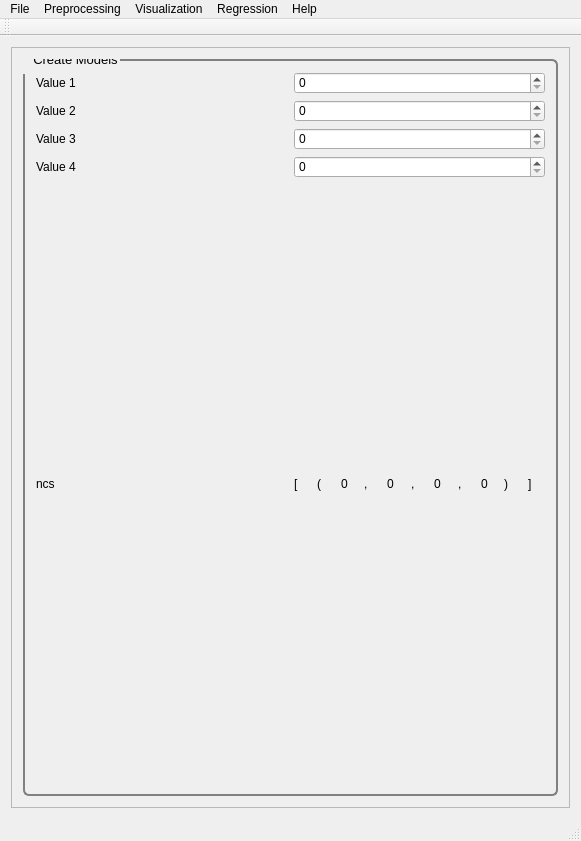
tisaconundrum2/PySAT-GUI, file src/New PYSAT_Gui/mainwindow.ui: the form before one commit.
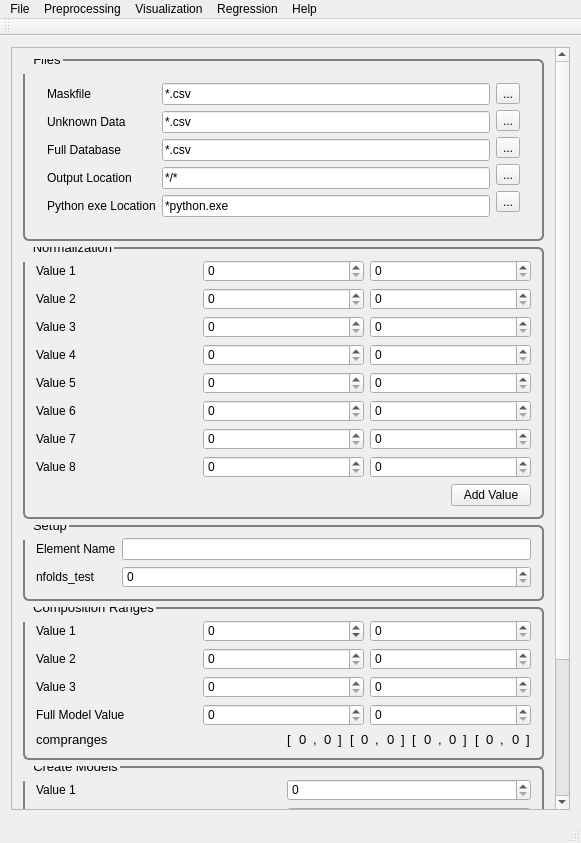
The form after the commit.

Patch:
```diff
--- a/src/New PYSAT_Gui/mainwindow.ui
+++ b/src/New PYSAT_Gui/mainwindow.ui
@@ -7,7 +7,7 @@
     <x>0</x>
     <y>0</y>
     <width>581</width>
-    <height>841</height>
+    <height>843</height>
    </rect>
   </property>
   <property name="windowTitle">
@@ -25,8 +25,8 @@
         <rect>
          <x>0</x>
          <y>0</y>
-         <width>561</width>
-         <height>768</height>
+         <width>544</width>
+         <height>949</height>
         </rect>
        </property>
        <property name="font">
@@ -49,6 +49,865 @@
 </string>
        </property>
        <layout class="QVBoxLayout" name="verticalLayout_8">
+        <item>
+         <widget class="QGroupBox" name="Files">
+          <property name="font">
+           <font>
+            <pointsize>10</pointsize>
+           </font>
+          </property>
+          <property name="title">
+           <string>Files</string>
+          </property>
+          <layout class="QVBoxLayout" name="files">
+           <item>
+            <widget class="QSplitter" name="splitter_2">
+             <property name="orientation">
+              <enum>Qt::Horizontal</enum>
+             </property>
+             <widget class="QWidget" name="layoutWidget">
+              <layout class="QHBoxLayout" name="horizontalLayout">
+               <item>
+                <layout class="QVBoxLayout" name="verticalLayout_6">
+                 <item>
+                  <widget class="QLabel" name="label_3">
+                   <property name="text">
+                    <string>Maskfile</string>
+                   </property>
+                  </widget>
+                 </item>
+                 <item>
+                  <widget class="QLabel" name="label">
+                   <property name="text">
+                    <string>Unknown Data</string>
+                   </property>
+                  </widget>
+                 </item>
+                 <item>
+                  <widget class="QLabel" name="label_2">
+                   <property name="text">
+                    <string>Full Database</string>
+                   </property>
+                  </widget>
+                 </item>
+                 <item>
+                  <widget class="QLabel" name="label_4">
+                   <property name="text">
+                    <string>Output Location</string>
+                   </property>
+                  </widget>
+                 </item>
+                 <item>
+                  <widget class="QLabel" name="label_5">
+                   <property name="text">
+                    <string>Python exe Location</string>
+                   </property>
+                  </widget>
+                 </item>
+                </layout>
+               </item>
+               <item>
+                <layout class="QVBoxLayout" name="verticalLayout_5">
+                 <item>
+                  <widget class="QLineEdit" name="lineEdit">
+                   <property name="text">
+                    <string extracomment="Make this change whenever a new file is selected">*.csv</string>
+                   </property>
+                   <property name="readOnly">
+                    <bool>true</bool>
+                   </property>
+                  </widget>
+                 </item>
+                 <item>
+                  <widget class="QLineEdit" name="lineEdit_2">
+                   <property name="text">
+                    <string extracomment="Make this change whenever a new file is selected">*.csv</string>
+                   </property>
+                   <property name="readOnly">
+                    <bool>true</bool>
+                   </property>
+                  </widget>
+                 </item>
+                 <item>
+                  <widget class="QLineEdit" name="lineEdit_3">
+                   <property name="text">
+                    <string extracomment="Make this change whenever a new file is selected">*.csv</string>
+                   </property>
+                   <property name="readOnly">
+                    <bool>true</bool>
+                   </property>
+                  </widget>
+                 </item>
+                 <item>
+                  <widget class="QLineEdit" name="lineEdit_4">
+                   <property name="text">
+                    <string extracomment="Make this change whenever a new folder is selected">*/*</string>
+                   </property>
+                   <property name="readOnly">
+                    <bool>true</bool>
+                   </property>
+                  </widget>
+                 </item>
+                 <item>
+                  <widget class="QLineEdit" name="lineEdit_6">
+                   <property name="text">
+                    <string extracomment="Make this change whenever a new folder is selected">*python.exe</string>
+                   </property>
+                   <property name="readOnly">
+                    <bool>true</bool>
+                   </property>
+                  </widget>
+                 </item>
+                </layout>
+               </item>
+               <item>
+                <layout class="QVBoxLayout" name="verticalLayout">
+                 <item>
+                  <widget class="QToolButton" name="maskFileButton">
+                   <property name="text">
+                    <string>...</string>
+                   </property>
+                  </widget>
+                 </item>
+                 <item>
+                  <widget class="QToolButton" name="unknownDataButton">
+                   <property name="text">
+                    <string>...</string>
+                   </property>
+                  </widget>
+                 </item>
+                 <item>
+                  <widget class="QToolButton" name="fullDataBaseButton">
+                   <property name="text">
+                    <string>...</string>
+                   </property>
+                  </widget>
+                 </item>
+                 <item>
+                  <widget class="QToolButton" name="outPutLocationButton">
+                   <property name="text">
+                    <string>...</string>
+                   </property>
+                  </widget>
+                 </item>
+                 <item>
+                  <widget class="QToolButton" name="pythonButton">
+                   <property name="text">
+                    <string>...</string>
+                   </property>
+                  </widget>
+                 </item>
+                </layout>
+               </item>
+              </layout>
+             </widget>
+            </widget>
+           </item>
+          </layout>
+         </widget>
+        </item>
+        <item>
+         <widget class="QGroupBox" name="Normalization">
+          <property name="font">
+           <font>
+            <pointsize>10</pointsize>
+           </font>
+          </property>
+          <property name="title">
+           <string>Normalization</string>
+          </property>
+          <layout class="QVBoxLayout" name="verticalLayout_27">
+           <item>
+            <layout class="QVBoxLayout" name="verticalLayout_26">
+             <item>
+              <layout class="QVBoxLayout" name="verticalLayout_2">
+               <item>
+                <layout class="QHBoxLayout" name="horizontalLayout_2">
+                 <item>
+                  <widget class="QLabel" name="norm_label">
+                   <property name="text">
+                    <string>Value 1</string>
+                   </property>
+                  </widget>
+                 </item>
+                 <item>
+                  <widget class="QSpinBox" name="norm_spinBox_9">
+                   <property name="maximum">
+                    <number>1000</number>
+                   </property>
+                  </widget>
+                 </item>
+                 <item>
+                  <widget class="QSpinBox" name="norm_spinBox">
+                   <property name="maximum">
+                    <number>1000</number>
+                   </property>
+                  </widget>
+                 </item>
+                </layout>
+               </item>
+              </layout>
+             </item>
+             <item>
+              <layout class="QVBoxLayout" name="verticalLayout_16">
+               <item>
+                <layout class="QHBoxLayout" name="horizontalLayout_18">
+                 <item>
+                  <widget class="QLabel" name="norm_label_2">
+                   <property name="text">
+                    <string>Value 2</string>
+                   </property>
+                  </widget>
+                 </item>
+                 <item>
+                  <widget class="QSpinBox" name="norm_spinBox_10">
+                   <property name="maximum">
+                    <number>1000</number>
+                   </property>
+                  </widget>
+                 </item>
+                 <item>
+                  <widget class="QSpinBox" name="norm_spinBox_2">
+                   <property name="maximum">
+                    <number>1000</number>
+                   </property>
+                  </widget>
+                 </item>
+                </layout>
+               </item>
+              </layout>
+             </item>
+             <item>
+              <layout class="QVBoxLayout" name="verticalLayout_20">
+               <item>
+                <layout class="QHBoxLayout" name="horizontalLayout_20">
+                 <item>
+                  <widget class="QLabel" name="norm_label_3">
+                   <property name="text">
+                    <string>Value 3</string>
+                   </property>
+                  </widget>
+                 </item>
+                 <item>
+                  <widget class="QSpinBox" name="norm_spinBox_11">
+                   <property name="maximum">
+                    <number>1000</number>
+                   </property>
+                  </widget>
+                 </item>
+                 <item>
+                  <widget class="QSpinBox" name="norm_spinBox_3">
+                   <property name="maximum">
+                    <number>1000</number>
+                   </property>
+                  </widget>
+                 </item>
+                </layout>
+               </item>
+              </layout>
+             </item>
+             <item>
+              <layout class="QVBoxLayout" name="verticalLayout_21">
+               <item>
+                <layout class="QHBoxLayout" name="horizontalLayout_22">
+                 <item>
+                  <widget class="QLabel" name="norm_label_4">
+                   <property name="text">
+                    <string>Value 4</string>
+                   </property>
+                  </widget>
+                 </item>
+                 <item>
+                  <widget class="QSpinBox" name="norm_spinBox_12">
+                   <property name="maximum">
+                    <number>1000</number>
+                   </property>
+                  </widget>
+                 </item>
+                 <item>
+                  <widget class="QSpinBox" name="norm_spinBox_4">
+                   <property name="maximum">
+                    <number>1000</number>
+                   </property>
+                  </widget>
+                 </item>
+                </layout>
+               </item>
+              </layout>
+             </item>
+             <item>
+              <layout class="QVBoxLayout" name="verticalLayout_23">
+               <item>
+                <layout class="QHBoxLayout" name="horizontalLayout_26">
+                 <item>
+                  <widget class="QLabel" name="norm_label_5">
+                   <property name="text">
+                    <string>Value 5</string>
+                   </property>
+                  </widget>
+                 </item>
+                 <item>
+                  <widget class="QSpinBox" name="norm_spinBox_13">
+                   <property name="maximum">
+                    <number>1000</number>
+                   </property>
+                  </widget>
+                 </item>
+                 <item>
+                  <widget class="QSpinBox" name="norm_spinBox_5">
+                   <property name="maximum">
+                    <number>1000</number>
+                   </property>
+                  </widget>
+                 </item>
+                </layout>
+               </item>
+              </layout>
+             </item>
+             <item>
+              <layout class="QVBoxLayout" name="verticalLayout_25">
+               <item>
+                <layout class="QHBoxLayout" name="horizontalLayout_30">
+                 <item>
+                  <widget class="QLabel" name="norm_label_6">
+                   <property name="text">
+                    <string>Value 6</string>
+                   </property>
+                  </widget>
+                 </item>
+                 <item>
+                  <widget class="QSpinBox" name="norm_spinBox_14">
+                   <property name="maximum">
+                    <number>1000</number>
+                   </property>
+                  </widget>
+                 </item>
+                 <item>
+                  <widget class="QSpinBox" name="norm_spinBox_6">
+                   <property name="maximum">
+                    <number>1000</number>
+                   </property>
+                  </widget>
+                 </item>
+                </layout>
+               </item>
+              </layout>
+             </item>
+             <item>
+              <layout class="QVBoxLayout" name="verticalLayout_24">
+               <item>
+                <layout class="QHBoxLayout" name="horizontalLayout_28">
+                 <item>
+                  <widget class="QLabel" name="norm_label_7">
+                   <property name="text">
+                    <string>Value 7</string>
+                   </property>
+                  </widget>
+                 </item>
+                 <item>
+                  <widget class="QSpinBox" name="norm_spinBox_15">
+                   <property name="maximum">
+                    <number>1000</number>
+                   </property>
+                  </widget>
+                 </item>
+                 <item>
+                  <widget class="QSpinBox" name="norm_spinBox_7">
+                   <property name="maximum">
+                    <number>1000</number>
+                   </property>
+                  </widget>
+                 </item>
+                </layout>
+               </item>
+              </layout>
+             </item>
+             <item>
+              <layout class="QVBoxLayout" name="verticalLayout_22">
+               <item>
+                <layout class="QHBoxLayout" name="horizontalLayout_24">
+                 <item>
+                  <widget class="QLabel" name="norm_label_8">
+                   <property name="text">
+                    <string>Value 8</string>
+                   </property>
+                  </widget>
+                 </item>
+                 <item>
+                  <widget class="QSpinBox" name="norm_spinBox_16">
+                   <property name="maximum">
+                    <number>1000</number>
+                   </property>
+                  </widget>
+                 </item>
+                 <item>
+                  <widget class="QSpinBox" name="norm_spinBox_8">
+                   <property name="maximum">
+                    <number>1000</number>
+                   </property>
+                  </widget>
+                 </item>
+                </layout>
+               </item>
+               <item>
+                <layout class="QHBoxLayout" name="horizontalLayout_25">
+                 <item>
+                  <spacer name="horizontalSpacer_6">
+                   <property name="orientation">
+                    <enum>Qt::Horizontal</enum>
+                   </property>
+                   <property name="sizeHint" stdset="0">
+                    <size>
+                     <width>40</width>
+                     <height>20</height>
+                    </size>
+                   </property>
+                  </spacer>
+                 </item>
+                 <item>
+                  <widget class="QPushButton" name="NormValuebutton">
+                   <property name="text">
+                    <string>Add Value</string>
+                   </property>
+                  </widget>
+                 </item>
+                </layout>
+               </item>
+              </layout>
+             </item>
+            </layout>
+           </item>
+          </layout>
+          <zorder></zorder>
+         </widget>
+        </item>
+        <item>
+         <widget class="QGroupBox" name="CrossValidation">
+          <property name="font">
+           <font>
+            <pointsize>10</pointsize>
+           </font>
+          </property>
+          <property name="title">
+           <string>Setup</string>
+          </property>
+          <layout class="QVBoxLayout" name="CrossValid">
+           <item>
+            <layout class="QHBoxLayout" name="horizontalLayout_4">
+             <item>
+              <layout class="QVBoxLayout" name="verticalLayout_11">
+               <item>
+                <widget class="QLabel" name="label_14">
+                 <property name="text">
+                  <string>Element Name</string>
+                 </property>
+                </widget>
+               </item>
+               <item>
+                <widget class="QLabel" name="label_15">
+                 <property name="text">
+                  <string>nfolds_test</string>
+                 </property>
+                </widget>
+               </item>
+              </layout>
+             </item>
+             <item>
+              <layout class="QVBoxLayout" name="verticalLayout_12">
+               <item>
+                <widget class="QLineEdit" name="elementNameLine"/>
+               </item>
+               <item>
+                <widget class="QSpinBox" name="nfolds_test"/>
+               </item>
+              </layout>
+             </item>
+            </layout>
+           </item>
+          </layout>
+         </widget>
+        </item>
+        <item>
+         <widget class="QGroupBox" name="CompRanges">
+          <property name="font">
+           <font>
+            <pointsize>10</pointsize>
+           </font>
+          </property>
+          <property name="title">
+           <string>Composition Ranges</string>
+          </property>
+          <layout class="QVBoxLayout" name="verticalLayout_7">
+           <item>
+            <layout class="QVBoxLayout" name="verticalLayout_4">
+             <item>
+              <layout class="QHBoxLayout" name="horizontalLayout_3">
+               <item>
+                <widget class="QLabel" name="label_80">
+                 <property name="text">
+                  <string>Value 1</string>
+                 </property>
+                </widget>
+               </item>
+               <item>
+                <widget class="QSpinBox" name="comp_range">
+                 <property name="minimum">
+                  <number>-100</number>
+                 </property>
+                 <property name="maximum">
+                  <number>1000</number>
+                 </property>
+                </widget>
+               </item>
+               <item>
+                <widget class="QSpinBox" name="comp_range_2">
+                 <property name="maximum">
+                  <number>1000</number>
+                 </property>
+                </widget>
+               </item>
+              </layout>
+             </item>
+             <item>
+              <layout class="QHBoxLayout" name="horizontalLayout_5">
+               <item>
+                <widget class="QLabel" name="label_81">
+                 <property name="text">
+                  <string>Value 2</string>
+                 </property>
+                </widget>
+               </item>
+               <item>
+                <widget class="QSpinBox" name="comp_range_3">
+                 <property name="maximum">
+                  <number>1000</number>
+                 </property>
+                </widget>
+               </item>
+               <item>
+                <widget class="QSpinBox" name="comp_range_4">
+                 <property name="maximum">
+                  <number>1000</number>
+                 </property>
+                </widget>
+               </item>
+              </layout>
+             </item>
+             <item>
+              <layout class="QHBoxLayout" name="horizontalLayout_7">
+               <item>
+                <widget class="QLabel" name="label_82">
+                 <property name="text">
+                  <string>Value 3</string>
+                 </property>
+                </widget>
+               </item>
+               <item>
+                <widget class="QSpinBox" name="comp_range_5">
+                 <property name="maximum">
+                  <number>1000</number>
+                 </property>
+                </widget>
+               </item>
+               <item>
+                <widget class="QSpinBox" name="comp_range_6">
+                 <property name="maximum">
+                  <number>1000</number>
+                 </property>
+                </widget>
+               </item>
+              </layout>
+             </item>
+             <item>
+              <layout class="QHBoxLayout" name="horizontalLayout_10">
+               <item>
+                <widget class="QLabel" name="label_85">
+                 <property name="text">
+                  <string>Full Model Value</string>
+                 </property>
+                </widget>
+               </item>
+               <item>
+                <widget class="QSpinBox" name="comp_range_7">
+                 <property name="maximum">
+                  <number>1000</number>
+                 </property>
+                </widget>
+               </item>
+               <item>
+                <widget class="QSpinBox" name="comp_range_8">
+                 <property name="maximum">
+                  <number>1000</number>
+                 </property>
+                </widget>
+               </item>
+              </layout>
+             </item>
+            </layout>
+           </item>
+           <item>
+            <layout class="QHBoxLayout" name="horizontalLayout_9">
+             <item>
+              <widget class="QLabel" name="label_40">
+               <property name="font">
+                <font>
+                 <pointsize>10</pointsize>
+                </font>
+               </property>
+               <property name="text">
+                <string>compranges</string>
+               </property>
+              </widget>
+             </item>
+             <item>
+              <layout class="QHBoxLayout" name="horizontalLayout_6">
+               <item>
+                <widget class="QLabel" name="label_20">
+                 <property name="font">
+                  <font>
+                   <pointsize>10</pointsize>
+                  </font>
+                 </property>
+                 <property name="text">
+                  <string>[</string>
+                 </property>
+                </widget>
+               </item>
+               <item>
+                <widget class="QLabel" name="label_21">
+                 <property name="font">
+                  <font>
+                   <pointsize>10</pointsize>
+                  </font>
+                 </property>
+                 <property name="text">
+                  <string>0</string>
+                 </property>
+                </widget>
+               </item>
+               <item>
+                <widget class="QLabel" name="label_22">
+                 <property name="font">
+                  <font>
+                   <pointsize>10</pointsize>
+                  </font>
+                 </property>
+                 <property name="text">
+                  <string>,</string>
+                 </property>
+                </widget>
+               </item>
+               <item>
+                <widget class="QLabel" name="label_23">
+                 <property name="font">
+                  <font>
+                   <pointsize>10</pointsize>
+                  </font>
+                 </property>
+                 <property name="text">
+                  <string>0</string>
+                 </property>
+                </widget>
+               </item>
+               <item>
+                <widget class="QLabel" name="label_24">
+                 <property name="font">
+                  <font>
+                   <pointsize>10</pointsize>
+                  </font>
+                 </property>
+                 <property name="text">
+                  <string>]</string>
+                 </property>
+                </widget>
+               </item>
+               <item>
+                <widget class="QLabel" name="label_27">
+                 <property name="font">
+                  <font>
+                   <pointsize>10</pointsize>
+                  </font>
+                 </property>
+                 <property name="text">
+                  <string>[</string>
+                 </property>
+                </widget>
+               </item>
+               <item>
+                <widget class="QLabel" name="label_29">
+                 <property name="font">
+                  <font>
+                   <pointsize>10</pointsize>
+                  </font>
+                 </property>
+                 <property name="text">
+                  <string>0</string>
+                 </property>
+                </widget>
+               </item>
+               <item>
+                <widget class="QLabel" name="label_28">
+                 <property name="font">
+                  <font>
+                   <pointsize>10</pointsize>
+                  </font>
+                 </property>
+                 <property name="text">
+                  <string>,</string>
+                 </property>
+                </widget>
+               </item>
+               <item>
+                <widget class="QLabel" name="label_26">
+                 <property name="font">
+                  <font>
+                   <pointsize>10</pointsize>
+                  </font>
+                 </property>
+                 <property name="text">
+                  <string>0</string>
+                 </property>
+                </widget>
+               </item>
+               <item>
+                <widget class="QLabel" name="label_25">
+                 <property name="font">
+                  <font>
+                   <pointsize>10</pointsize>
+                  </font>
+                 </property>
+                 <property name="text">
+                  <string>]</string>
+                 </property>
+                </widget>
+               </item>
+               <item>
+                <widget class="QLabel" name="label_32">
+                 <property name="font">
+                  <font>
+                   <pointsize>10</pointsize>
+                  </font>
+                 </property>
+                 <property name="text">
+                  <string>[</string>
+                 </property>
+                </widget>
+               </item>
+               <item>
+                <widget class="QLabel" name="label_30">
+                 <property name="font">
+                  <font>
+                   <pointsize>10</pointsize>
+                  </font>
+                 </property>
+                 <property name="text">
+                  <string>0</string>
+                 </property>
+                </widget>
+               </item>
+               <item>
+                <widget class="QLabel" name="label_33">
+                 <property name="font">
+                  <font>
+                   <pointsize>10</pointsize>
+                  </font>
+                 </property>
+                 <property name="text">
+                  <string>,</string>
+                 </property>
+                </widget>
+               </item>
+               <item>
+                <widget class="QLabel" name="label_34">
+                 <property name="font">
+                  <font>
+                   <pointsize>10</pointsize>
+                  </font>
+                 </property>
+                 <property name="text">
+                  <string>0</string>
+                 </property>
+                </widget>
+               </item>
+               <item>
+                <widget class="QLabel" name="label_31">
+                 <property name="font">
+                  <font>
+                   <pointsize>10</pointsize>
+                  </font>
+                 </property>
+                 <property name="text">
+                  <string>]</string>
+                 </property>
+                </widget>
+               </item>
+               <item>
+                <widget class="QLabel" name="label_39">
+                 <property name="font">
+                  <font>
+                   <pointsize>10</pointsize>
+                  </font>
+                 </property>
+                 <property name="text">
+                  <string>[</string>
+                 </property>
+                </widget>
+               </item>
+               <item>
+                <widget class="QLabel" name="label_36">
+                 <property name="font">
+                  <font>
+                   <pointsize>10</pointsize>
+                  </font>
+                 </property>
+                 <property name="text">
+                  <string>0</string>
+                 </property>
+                </widget>
+               </item>
+               <item>
+                <widget class="QLabel" name="label_37">
+                 <property name="font">
+                  <font>
+                   <pointsize>10</pointsize>
+                  </font>
+                 </property>
+                 <property name="text">
+                  <string>,</string>
+                 </property>
+                </widget>
+               </item>
+               <item>
+                <widget class="QLabel" name="label_35">
+                 <property name="font">
+                  <font>
+                   <pointsize>10</pointsize>
+                  </font>
+                 </property>
+                 <property name="text">
+                  <string>0</string>
+                 </property>
+                </widget>
+               </item>
+               <item>
+                <widget class="QLabel" name="label_38">
+                 <property name="font">
+                  <font>
+                   <pointsize>10</pointsize>
+                  </font>
+                 </property>
+                 <property name="text">
+                  <string>]</string>
+                 </property>
+                </widget>
+               </item>
+              </layout>
+             </item>
+            </layout>
+           </item>
+          </layout>
+         </widget>
+        </item>
         <item>
          <widget class="QGroupBox" name="CreateModels">
           <property name="font">
@@ -223,7 +1082,47 @@
           </layout>
          </widget>
         </item>
+        <item>
+         <widget class="QGroupBox" name="OK">
+          <layout class="QHBoxLayout" name="ok">
+           <item>
+            <spacer name="horizontalSpacer_5">
+             <property name="orientation">
+              <enum>Qt::Horizontal</enum>
+             </property>
+             <property name="sizeHint" stdset="0">
+              <size>
+               <width>40</width>
+               <height>20</height>
+              </size>
+             </property>
+            </spacer>
+           </item>
+           <item>
+            <widget class="QPushButton" name="okButton">
+             <property name="font">
+              <font>
+               <pointsize>8</pointsize>
+              </font>
+             </property>
+             <property name="mouseTracking">
+              <bool>false</bool>
+             </property>
+             <property name="text">
+              <string>OK</string>
+             </property>
+            </widget>
+           </item>
+          </layout>
+         </widget>
+        </item>
        </layout>
+       <zorder>Files</zorder>
+       <zorder>OK</zorder>
+       <zorder>CrossValidation</zorder>
+       <zorder>CreateModels</zorder>
+       <zorder>Normalization</zorder>
+       <zorder>CompRanges</zorder>
       </widget>
      </widget>
     </item>
```
Left out of the diff: 128 changed lines with no effect on the pictures.
